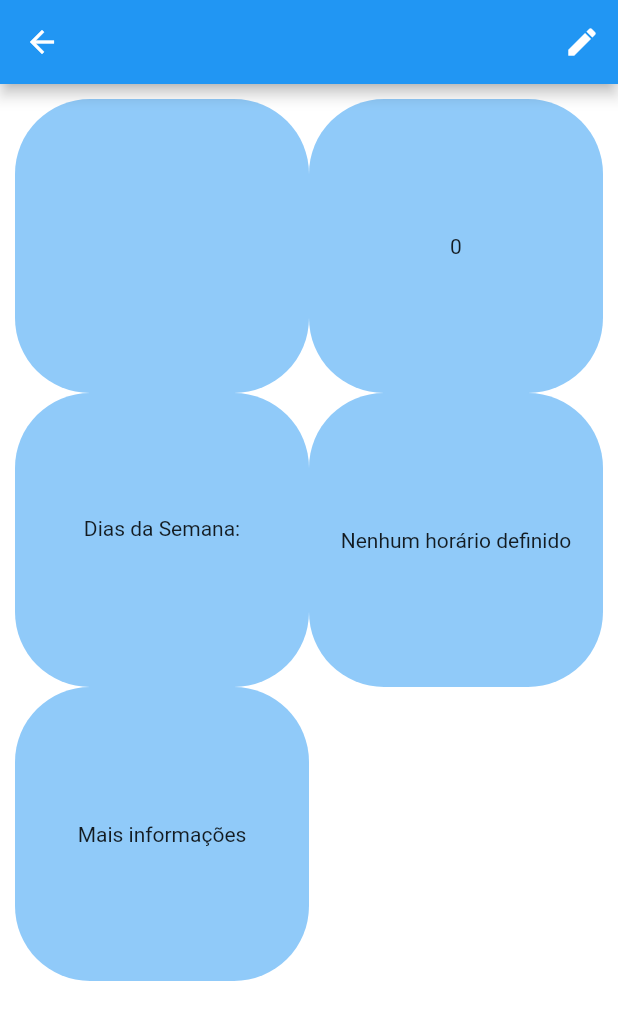
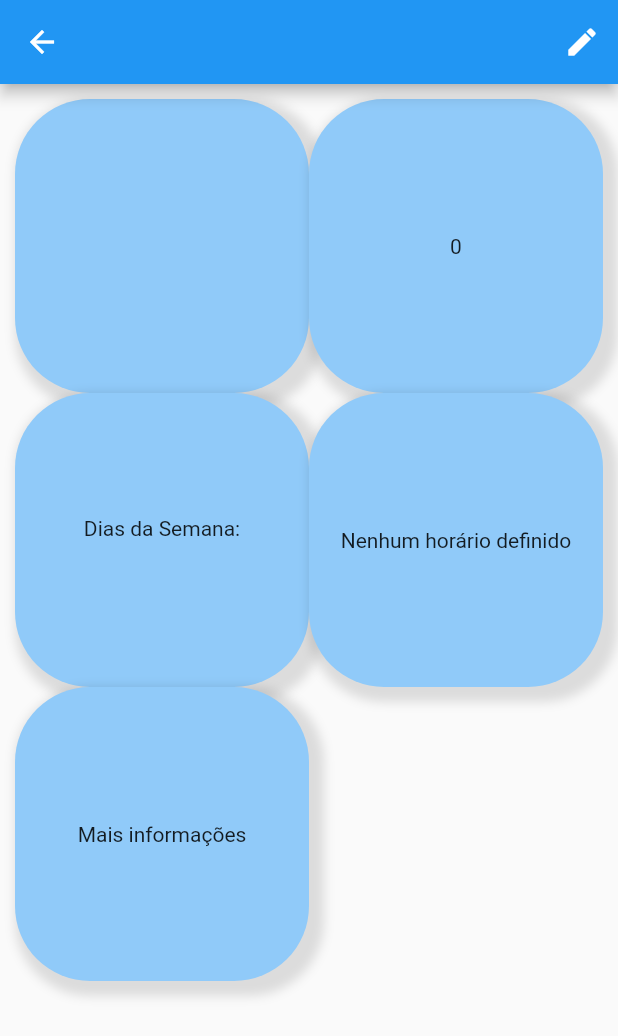
Before and after one commit to pilarfernandezz/MediNow, a Flutter app: the MedicineDetails screen opened directly with empty values, on a phone screen of 412 x 824 dp. Shown: the top 1036 px of the screen. Run offline on Flutter 3.47's test engine with Material 2 defaults, Android fonts, the phone set to English and light mode, and no system bars; our stand-ins replace flutter_html; missing offline and left inert: day_selector.

Commit message:
Added BoxShadows for MedicineDetails, improved background colors and fixed snackbar

```diff
--- a/lib/MedicineCreator.dart
+++ b/lib/MedicineCreator.dart
@@ -32,9 +32,9 @@ class _MedicineCreatorState extends State<MedicineCreator> {
       ),
       body: Container(
         decoration: BoxDecoration(
-          color: Theme.of(context).bottomAppBarColor,
+          color: Theme.of(context).scaffoldBackgroundColor,
           border:
-              Border.all(width: 10, color: Theme.of(context).bottomAppBarColor),
+              Border.all(width: 10, color: Theme.of(context).scaffoldBackgroundColor),
         ),
         child: Column(
           children: <Widget>[
--- a/lib/MedicineDetails.dart
+++ b/lib/MedicineDetails.dart
@@ -47,9 +47,9 @@ class _MedicineDetailsState extends State<MedicineDetails> {
       ),
       body: Container(
           decoration: BoxDecoration(
-            color: Theme.of(context).bottomAppBarColor,
+            color: Theme.of(context).scaffoldBackgroundColor,
             border: Border.all(
-                width: 10, color: Theme.of(context).bottomAppBarColor),
+                width: 10, color: Theme.of(context).scaffoldBackgroundColor),
           ),
           child: GridView.count(
             crossAxisCount: 2,
@@ -132,8 +132,19 @@ class _MedicineDetailsState extends State<MedicineDetails> {
           child: widget,
         ),
         decoration: BoxDecoration(
-            color: Theme.of(context).backgroundColor,
-            borderRadius: BorderRadius.circular(50)));
+          boxShadow: [
+      BoxShadow(
+        color: Theme.of(context).focusColor,
+        blurRadius: 5.0, // has the effect of softening the shadow
+        spreadRadius: 5.0, // has the effect of extending the shadow
+        offset: Offset(
+          5.0, // horizontal, move right 10
+          5.0, // vertical, move down 10
+        ),
+      )
+    ],
+        color: Theme.of(context).backgroundColor,
+        borderRadius: BorderRadius.circular(50)));
   }
 
   void _dialogName() {
```
Also changed, not shown: lib/MedicineHttpRequest.dart (+8 -5 lines), lib/main.dart (+30 -77 lines).
